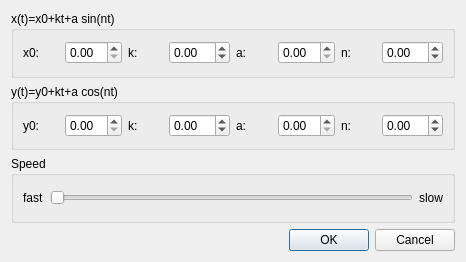
Old version of the form plugins/move_clock/gui/settings_dialog.ui in the repository Kolcha/DigitalClock4.
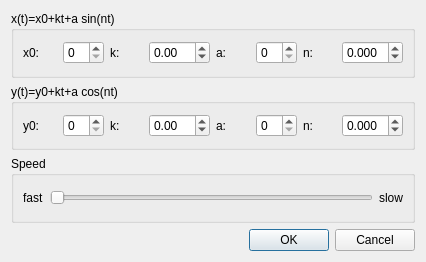
New version of the form.

Commit message:
changed types and default values
branch : plugins

The edit to the form file:
```diff
--- a/plugins/move_clock/gui/settings_dialog.ui
+++ b/plugins/move_clock/gui/settings_dialog.ui
@@ -6,7 +6,7 @@
    <rect>
     <x>0</x>
     <y>0</y>
-    <width>466</width>
+    <width>426</width>
     <height>262</height>
    </rect>
   </property>
@@ -28,7 +28,7 @@
        </widget>
       </item>
       <item>
-       <widget class="QDoubleSpinBox" name="x0_value"/>
+       <widget class="QSpinBox" name="x0_value"/>
       </item>
       <item>
        <widget class="QLabel" name="kx_label">
@@ -52,7 +52,7 @@
        </widget>
       </item>
       <item>
-       <widget class="QDoubleSpinBox" name="ax_value"/>
+       <widget class="QSpinBox" name="ax_value"/>
       </item>
       <item>
        <widget class="QLabel" name="nx_label">
@@ -63,8 +63,17 @@
       </item>
       <item>
        <widget class="QDoubleSpinBox" name="nx_value">
+        <property name="decimals">
+         <number>3</number>
+        </property>
         <property name="minimum">
-         <double>-99.989999999999995</double>
+         <double>-9.999000000000001</double>
+        </property>
+        <property name="maximum">
+         <double>9.999000000000001</double>
+        </property>
+        <property name="singleStep">
+         <double>0.010000000000000</double>
         </property>
        </widget>
       </item>
@@ -85,7 +94,7 @@
        </widget>
       </item>
       <item>
-       <widget class="QDoubleSpinBox" name="y0_value"/>
+       <widget class="QSpinBox" name="y0_value"/>
       </item>
       <item>
        <widget class="QLabel" name="ky_label">
@@ -109,7 +118,7 @@
        </widget>
       </item>
       <item>
-       <widget class="QDoubleSpinBox" name="ay_value"/>
+       <widget class="QSpinBox" name="ay_value"/>
       </item>
       <item>
        <widget class="QLabel" name="ny_label">
@@ -120,8 +129,17 @@
       </item>
       <item>
        <widget class="QDoubleSpinBox" name="ny_value">
+        <property name="decimals">
+         <number>3</number>
+        </property>
         <property name="minimum">
-         <double>-99.989999999999995</double>
+         <double>-9.999000000000001</double>
+        </property>
+        <property name="maximum">
+         <double>9.999000000000001</double>
+        </property>
+        <property name="singleStep">
+         <double>0.010000000000000</double>
         </property>
        </widget>
       </item>
```
The commit also changes 6 other files.
